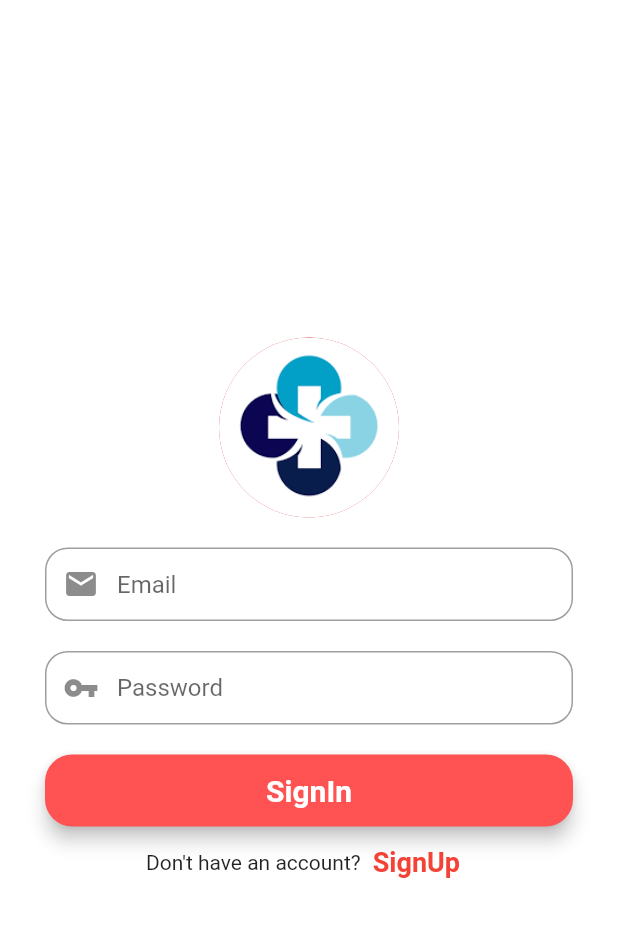
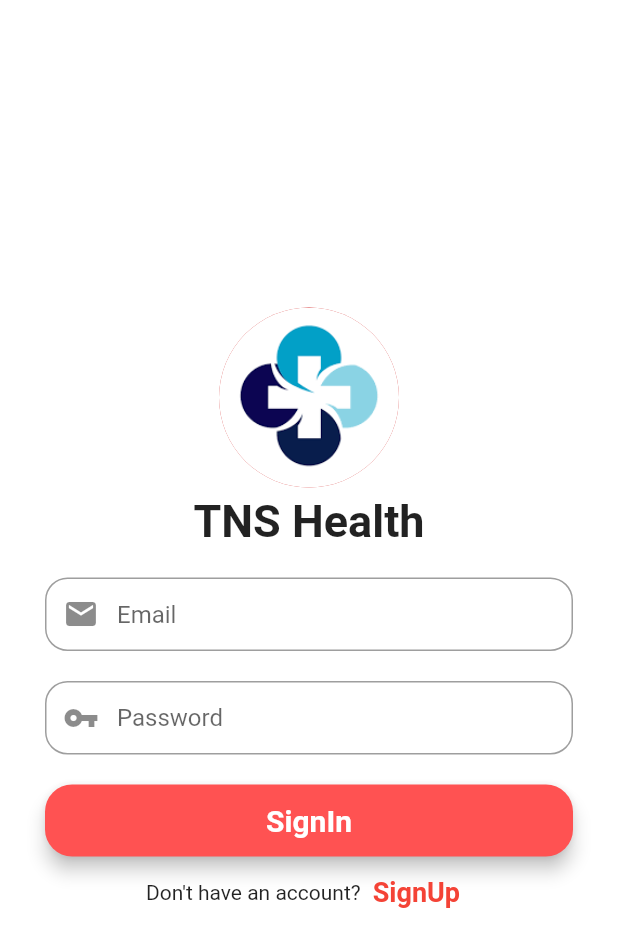
Before and after one commit to tnsmobilesolutions/tnshealth, a Flutter app: the screen it shows after launch, on a phone screen of 412 x 824 dp. Shown: the top 947 px of the screen. Run offline on Flutter 3.47's test engine with Material 2 defaults, Android fonts, the phone set to English and light mode, and no system bars; our stand-ins replace firebase_auth, firebase_core, flutter_speed_dial, fluttertoast, image_picker, intl_phone_field; accounts and stored records are empty.

```diff
--- a/lib/screen/signin.dart
+++ b/lib/screen/signin.dart
@@ -111,6 +111,12 @@ class _SignInState extends State<SignIn> {
                     crossAxisAlignment: CrossAxisAlignment.center,
                     children: <Widget>[
                       logo,
+                      const SizedBox(height: 5),
+                      const Text(
+                        'TNS Health',
+                        style: TextStyle(
+                            fontSize: 30, fontWeight: FontWeight.bold),
+                      ),
                       const SizedBox(height: 20),
                       emailField,
                       const SizedBox(height: 20),
```
